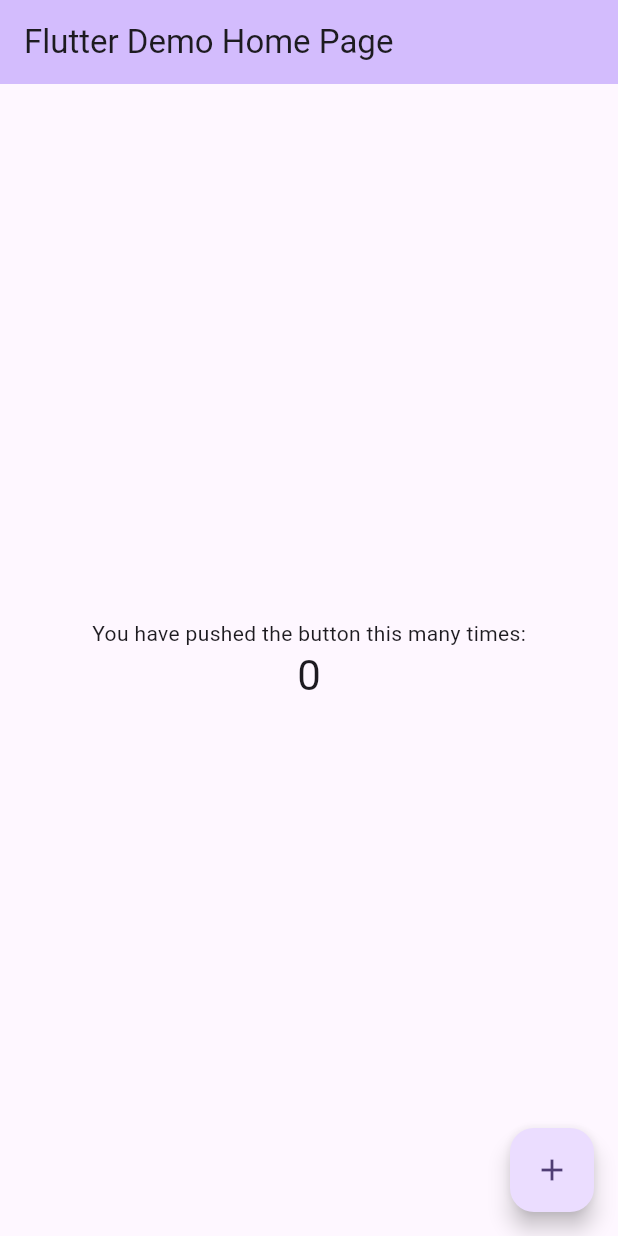
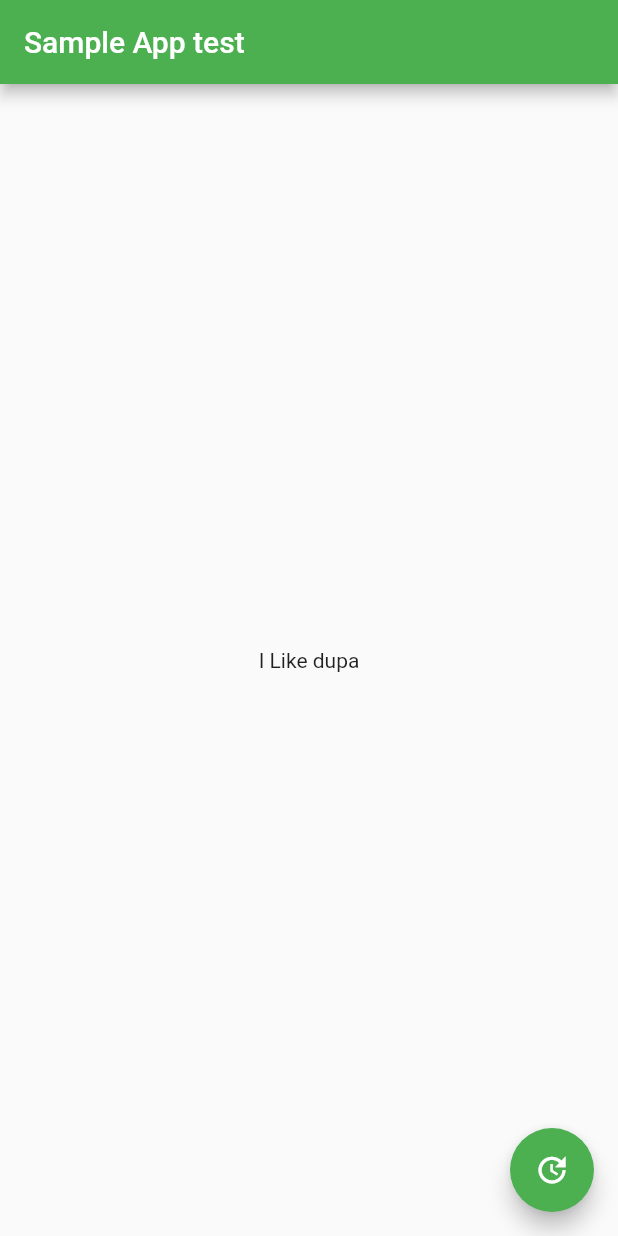
Before and after one commit to tomasz-jedrzejczyk/test_flutter_java, a Flutter app: the screen it shows after launch, on a phone screen of 412 x 824 dp. Run offline on Flutter 3.47's test engine with Material 2 defaults, Android fonts, the phone set to English and light mode, and no system bars.

Commit message:
add testing page, try to add new scaffold, still don't know how :P

```diff
--- a/lib/main.dart
+++ b/lib/main.dart
@@ -1,42 +1,39 @@
 import 'package:flutter/material.dart';
 
 void main() {
-  runApp(const MyApp());
+  runApp(const SampleApp());
 }
 
-class MyApp extends StatelessWidget {
-  const MyApp({super.key});
-
-
+class SampleApp extends StatelessWidget {
+  const SampleApp({super.key});
+  // This widget is the root of your application.
   @override
   Widget build(BuildContext context) {
     return MaterialApp(
-      title: 'Flutter Demo',
+      title: 'Sample App test material app',
       theme: ThemeData(
-        colorScheme: ColorScheme.fromSeed(seedColor: Colors.deepPurple),
-        useMaterial3: true,
+        primarySwatch: Colors.green,
       ),
-      home: const MyHomePage(title: 'Flutter Demo Home Page'),
+      home: const SampleAppPage(),
     );
   }
 }
 
-class MyHomePage extends StatefulWidget {
-  const MyHomePage({super.key, required this.title});
-
-
-  final String title;
+class SampleAppPage extends StatefulWidget {
+  const SampleAppPage({super.key});
 
   @override
-  State<MyHomePage> createState() => _MyHomePageState();
+  State<SampleAppPage> createState() => _SampleAppPageState();
 }
 
-class _MyHomePageState extends State<MyHomePage> {
-  int _counter = 0;
+class _SampleAppPageState extends State<SampleAppPage> {
+  // Default placeholder text.
+  String textToShow = 'I Like dupa';
 
-  void _incrementCounter() {
+  void _updateText() {
     setState(() {
-      _counter++;
+      // Update the text.
+      textToShow = 'Flutter is Awesome like shit!';
     });
   }
 
@@ -44,28 +41,35 @@ class _MyHomePageState extends State<MyHomePage> {
   Widget build(BuildContext context) {
     return Scaffold(
       appBar: AppBar(
-        backgroundColor: Theme.of(context).colorScheme.inversePrimary,
-        title: Text(widget.title),
+        title: const Text('Sample App test'),
+      ),
+      body: Center(child: Text(textToShow)),
+      floatingActionButton: FloatingActionButton(
+        onPressed: _updateText,
+        tooltip: 'Update Text',
+        child: const Icon(Icons.update),
+      ),
+    );
+
+
+  }
+
+  @override
+  Widget build1(BuildContext context) {
+    return Scaffold(
+      appBar: AppBar(
+        title: const Text('Sample App'),
       ),
       body: Center(
-        child: Column(
-          mainAxisAlignment: MainAxisAlignment.center,
-          children: <Widget>[
-            const Text(
-              'You have pushed the button this many times:',
-            ),
-            Text(
-              '$_counter',
-              style: Theme.of(context).textTheme.headlineMedium,
-            ),
-          ],
+        child: ElevatedButton(
+          style: ElevatedButton.styleFrom(
+            alignment: Alignment.centerLeft,
+            padding: const EdgeInsets.only(left: 20, right: 30),
+          ),
+          onPressed: () {},
+          child: const Text('Hello'),
         ),
       ),
-      floatingActionButton: FloatingActionButton(
-        onPressed: _incrementCounter,
-        tooltip: 'Increment',
-        child: const Icon(Icons.add),
-      ), // This trailing comma makes auto-formatting nicer for build methods.
     );
   }
 }
```
